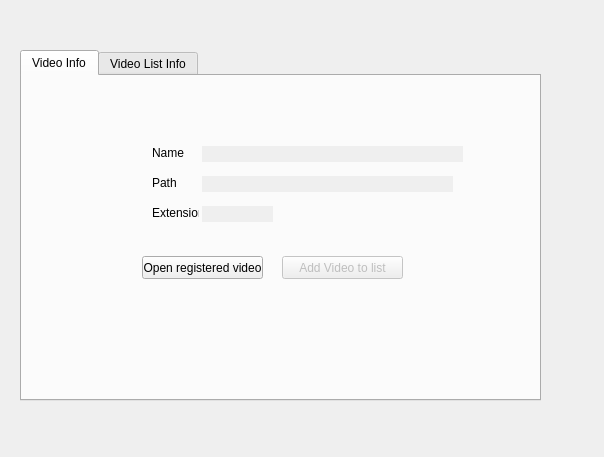
Old version of the form src/telacadastrolistafilme.ui in the repository EthoWatcher/ethowatcher.
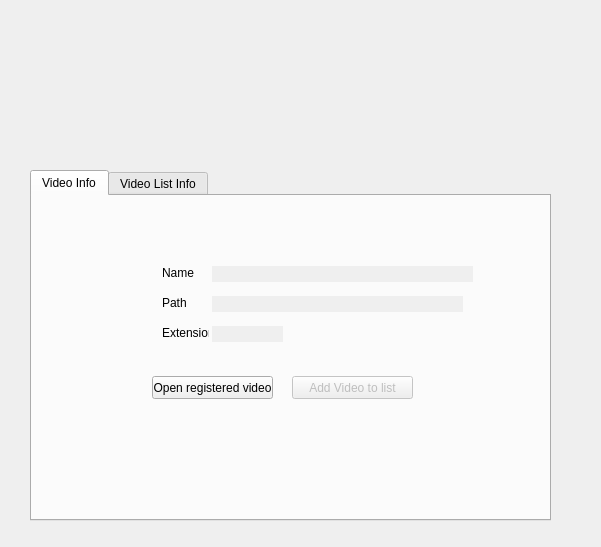
New version of the form. Icons and pictures are not drawn.

Patch:
```diff
--- a/src/telacadastrolistafilme.ui
+++ b/src/telacadastrolistafilme.ui
@@ -6,8 +6,8 @@
    <rect>
     <x>0</x>
     <y>0</y>
-    <width>604</width>
-    <height>457</height>
+    <width>601</width>
+    <height>547</height>
    </rect>
   </property>
   <property name="windowTitle">
@@ -16,8 +16,8 @@
   <widget class="QStackedWidget" name="stackedWidget">
    <property name="geometry">
     <rect>
-     <x>0</x>
-     <y>40</y>
+     <x>10</x>
+     <y>150</y>
      <width>571</width>
      <height>371</height>
     </rect>
@@ -30,7 +30,7 @@
      <property name="geometry">
       <rect>
        <x>20</x>
-       <y>10</y>
+       <y>20</y>
        <width>521</width>
        <height>351</height>
       </rect>
@@ -231,6 +231,25 @@
     </widget>
    </widget>
   </widget>
+  <widget class="QLabel" name="label_2">
+   <property name="geometry">
+    <rect>
+     <x>10</x>
+     <y>30</y>
+     <width>571</width>
+     <height>81</height>
+    </rect>
+   </property>
+   <property name="text">
+    <string/>
+   </property>
+   <property name="pixmap">
+    <pixmap resource="resourcefile.qrc">:/icons/cabecalho4.jpg</pixmap>
+   </property>
+   <property name="scaledContents">
+    <bool>true</bool>
+   </property>
+  </widget>
  </widget>
  <resources/>
  <connections/>
```
Left out of the diff: 6 changed lines with no effect on the pictures.
